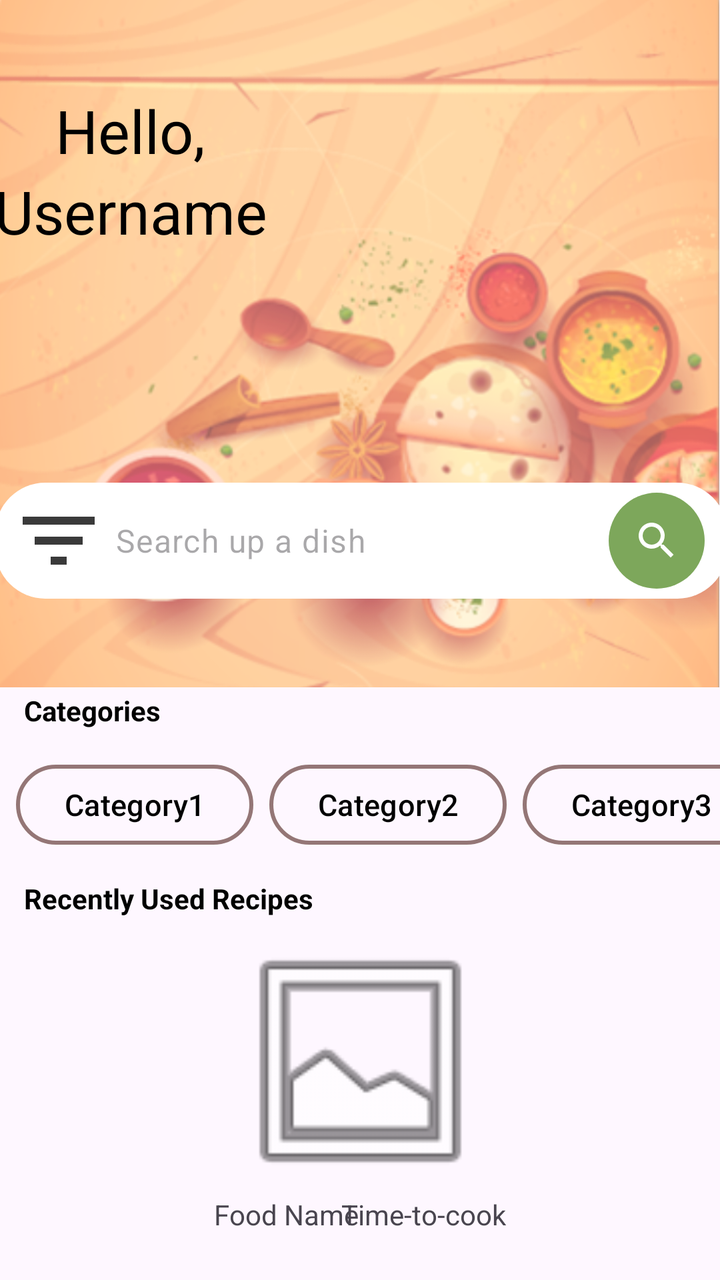
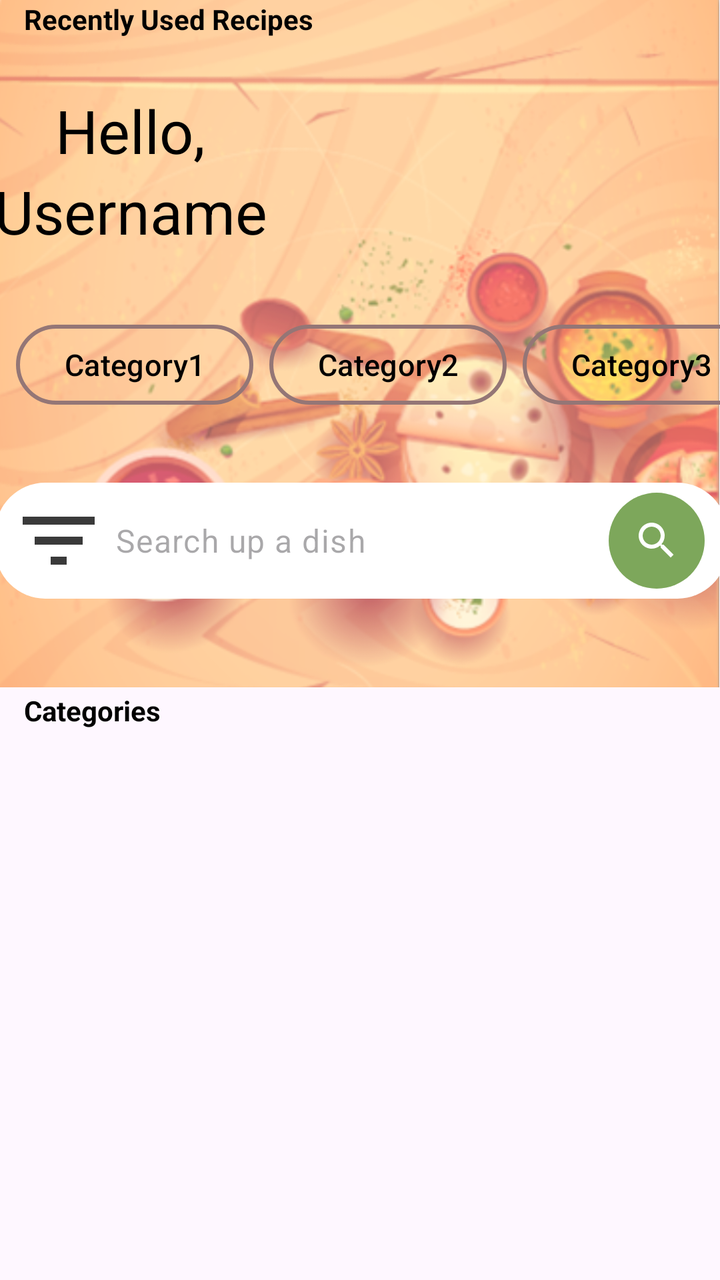

Screens rendered from an Android XML layout before and after an edit, with the pre-edit source and the edit as a unified diff.
<!-- AndroidManifest.xml: application theme Theme.MealPlannerApp -->
<!-- res/layout/fragment_home.xml -->
<?xml version="1.0" encoding="utf-8"?>
<androidx.constraintlayout.widget.ConstraintLayout xmlns:android="http://schemas.android.com/apk/res/android"
    xmlns:app="http://schemas.android.com/apk/res-auto"
    xmlns:tools="http://schemas.android.com/tools"
    android:layout_width="match_parent"
    android:layout_height="match_parent"
    tools:context=".HomeFragment">

    <ImageView
        android:id="@+id/imageView_bg_home"
        android:layout_width="match_parent"
        android:layout_height="wrap_content"
        android:adjustViewBounds="true"
        android:scaleType="fitStart"
        android:src="@drawable/bg_"
        app:layout_constraintEnd_toEndOf="parent"
        app:layout_constraintStart_toStartOf="parent"
        app:layout_constraintTop_toTopOf="parent" />

    <TextView
        android:id="@+id/textView_welcome"
        android:layout_width="wrap_content"
        android:layout_height="wrap_content"
        android:layout_marginTop="45dp"
        android:layout_marginEnd="250dp"
        android:paddingStart="20dp"
        android:text="Hello,"
        android:textAlignment="viewStart"
        android:textColor="#000000"
        android:textSize="30sp"
        app:layout_constraintEnd_toEndOf="parent"
        app:layout_constraintStart_toStartOf="parent"
        app:layout_constraintTop_toTopOf="@+id/imageView_bg_home" />

    <TextView
        android:id="@+id/textView_username"
        android:layout_width="wrap_content"
        android:layout_height="wrap_content"
        android:layout_marginEnd="250dp"
        android:paddingStart="20dp"
        android:text="Username"
        android:textAlignment="viewStart"
        android:textColor="#000000"
        android:textSize="30sp"
        app:layout_constraintEnd_toEndOf="parent"
        app:layout_constraintStart_toStartOf="parent"
        app:layout_constraintTop_toBottomOf="@+id/textView_welcome" />

    <EditText
        android:id="@+id/editText_search"
        style="@style/Widget.Material3.TextInputEditText.FilledBox"
        android:layout_width="366dp"
        android:layout_height="58dp"
        android:background="@drawable/rounded_edittext"
        android:ems="10"
        android:hint="Search up a dish"
        android:inputType="text"
        android:padding="48px"
        android:paddingStart="60dp"
        android:textColor="#000000"
        app:layout_constraintBottom_toBottomOf="@+id/imageView_bg_home"
        app:layout_constraintEnd_toEndOf="parent"
        app:layout_constraintHorizontal_bias="0.481"
        app:layout_constraintStart_toStartOf="parent"
        app:layout_constraintTop_toBottomOf="@+id/textView_username"
        app:layout_constraintVertical_bias="0.723" />

    <ImageButton
        android:id="@+id/imageButton_search"
        android:layout_width="48dp"
        android:layout_height="48dp"
        android:layout_marginStart="240dp"
        android:background="@drawable/green_circle"
        android:contentDescription="Search"
        android:scaleType="centerInside"
        android:src="@drawable/search"
        app:layout_constraintBottom_toBottomOf="@+id/editText_search"
        app:layout_constraintEnd_toEndOf="@+id/editText_search"
        app:layout_constraintStart_toEndOf="@+id/imageButton_filter"
        app:layout_constraintTop_toTopOf="@+id/editText_search" />

    <ImageButton
        android:id="@+id/imageButton_filter"
        android:layout_width="48dp"
        android:layout_height="48dp"
        android:layout_marginStart="8dp"
        android:background="@drawable/filter"
        android:backgroundTint="#3A3A3A"
        android:contentDescription="Filter"
        app:layout_constraintBottom_toBottomOf="@+id/editText_search"
        app:layout_constraintStart_toStartOf="@+id/editText_search"
        app:layout_constraintTop_toTopOf="@+id/editText_search" />


    <FrameLayout
        android:id="@+id/fragment_container"
        android:layout_width="match_parent"
        android:layout_height="match_parent"
        tools:layout_editor_absoluteX="0dp"
        tools:layout_editor_absoluteY="0dp" />

    <TextView
        android:id="@+id/textView_categories"
        android:layout_width="wrap_content"
        android:layout_height="wrap_content"
        android:layout_marginStart="12dp"
        android:layout_marginTop="2dp"
        android:text="Categories"
        android:textColor="#000000"
        android:textStyle="bold"
        app:layout_constraintStart_toStartOf="parent"
        app:layout_constraintTop_toBottomOf="@+id/imageView_bg_home" />

    <HorizontalScrollView
        android:id="@+id/horizontalScrollView_categories"
        android:layout_width="0dp"
        android:layout_height="wrap_content"
        android:layout_marginTop="16dp"
        android:layout_marginBottom="16dp"
        android:scrollbars="none"
        app:layout_constraintTop_toBottomOf="@+id/textView_categories"
        app:layout_constraintBottom_toTopOf="@+id/textView_recently_used"
        app:layout_constraintStart_toStartOf="parent"
        app:layout_constraintEnd_toEndOf="parent">

        <LinearLayout
            android:layout_width="wrap_content"
            android:layout_height="wrap_content"
            android:orientation="horizontal">

            <com.google.android.material.button.MaterialButton
                android:id="@+id/button_category1"
                android:layout_width="wrap_content"
                android:layout_height="wrap_content"
                android:layout_marginStart="8dp"
                android:text="Category1"
                android:textColor="@color/black"
                android:textSize="15sp"
                app:backgroundTint="@android:color/transparent"
                app:cornerRadius="30dp"
                app:rippleColor="#33AAAAAA"
                app:strokeColor="@color/dullRed"
                app:strokeWidth="2dp" />

            <com.google.android.material.button.MaterialButton
                android:id="@+id/button_category2"
                android:layout_width="wrap_content"
                android:layout_height="wrap_content"
                android:layout_marginStart="8dp"
                android:text="Category2"
                android:textColor="@color/black"
                android:textSize="15sp"
                app:backgroundTint="@android:color/transparent"
                app:cornerRadius="30dp"
                app:rippleColor="#33AAAAAA"
                app:strokeColor="@color/dullRed"
                app:strokeWidth="2dp" />

            <com.google.android.material.button.MaterialButton
                android:id="@+id/button_category3"
                android:layout_width="wrap_content"
                android:layout_height="wrap_content"
                android:layout_marginStart="8dp"
                android:text="Category3"
                android:textColor="@color/black"
                android:textSize="15sp"
                app:backgroundTint="@android:color/transparent"
                app:cornerRadius="30dp"
                app:rippleColor="#33AAAAAA"
                app:strokeColor="@color/dullRed"
                app:strokeWidth="2dp" />

            <com.google.android.material.button.MaterialButton
                android:id="@+id/button_category4"
                android:layout_width="wrap_content"
                android:layout_height="wrap_content"
                android:layout_marginStart="8dp"
                android:text="Category4"
                android:textColor="@color/black"
                android:textSize="15sp"
                app:backgroundTint="@android:color/transparent"
                app:cornerRadius="30dp"
                app:rippleColor="#33AAAAAA"
                app:strokeColor="@color/dullRed"
                app:strokeWidth="2dp" />
        </LinearLayout>
    </HorizontalScrollView>

    <TextView
        android:id="@+id/textView_recently_used"
        android:layout_width="wrap_content"
        android:layout_height="wrap_content"
        android:layout_marginStart="12dp"
        android:layout_marginBottom="5dp"
        android:text="Recently Used Recipes"
        android:textColor="#000000"
        android:textStyle="bold"
        app:layout_constraintBottom_toTopOf="@+id/imageView4"
        app:layout_constraintStart_toStartOf="parent" />

    <ImageView
        android:id="@+id/imageView4"
        android:layout_width="197dp"
        android:layout_height="134dp"
        android:layout_marginTop="120dp"
        android:src="@android:drawable/ic_menu_gallery"
        app:layout_constraintEnd_toEndOf="parent"
        app:layout_constraintStart_toStartOf="parent"
        app:layout_constraintTop_toBottomOf="@+id/imageView_bg_home" />

    <TextView
        android:id="@+id/textView_recipe_title"
        android:layout_width="wrap_content"
        android:layout_height="wrap_content"
        android:layout_marginStart="107dp"
        android:text="Food Name"
        app:layout_constraintBottom_toBottomOf="parent"
        app:layout_constraintStart_toStartOf="parent"
        app:layout_constraintTop_toBottomOf="@+id/imageView4"
        app:layout_constraintVertical_bias="0.0" />

    <TextView
        android:id="@+id/textView_time_to_cook"
        android:layout_width="wrap_content"
        android:layout_height="wrap_content"
        android:layout_marginEnd="107dp"
        android:text="Time-to-cook"
        app:layout_constraintBottom_toBottomOf="parent"
        app:layout_constraintEnd_toEndOf="parent"
        app:layout_constraintTop_toBottomOf="@+id/imageView4"
        app:layout_constraintVertical_bias="0.0" />

</androidx.constraintlayout.widget.ConstraintLayout>
<!-- resources referenced by this layout -->
<resources>
  <color name="black">#FF000000</color>
  <color name="dullRed">#947676</color>
  <!-- drawable bg_: png bitmap (drawable, 492366 bytes) -->
  <!-- drawable filter (drawable) -->
  <vector android:height="24dp" android:tint="#000000"
      android:viewportHeight="24" android:viewportWidth="24"
      android:width="24dp" xmlns:android="http://schemas.android.com/apk/res/android">
      <path android:fillColor="@android:color/white" android:pathData="M10,18h4v-2h-4v2zM3,6v2h18L21,6L3,6zM6,13h12v-2L6,11v2z"/>
  </vector>
  <!-- drawable green_circle (drawable) -->
  <?xml version="1.0" encoding="utf-8"?>
  <shape xmlns:android="http://schemas.android.com/apk/res/android" android:shape="oval">
      <solid android:color="@color/green"/>
      <size android:width="56dp" android:height="56dp"/>
  </shape>
  <!-- drawable rounded_edittext (drawable) -->
  <?xml version="1.0" encoding="utf-8"?>
  <shape xmlns:android="http://schemas.android.com/apk/res/android"
      android:shape="rectangle"
      android:padding="10dp">
  
      <solid android:color="#FFFFFF" />
      <corners
          android:bottomRightRadius="25dp"
          android:bottomLeftRadius="25dp"
          android:topLeftRadius="25dp"
          android:topRightRadius="25dp" />
  </shape>
  <!-- drawable search (drawable) -->
  <vector android:height="24dp" android:tint="#FFFFFF"
      android:viewportHeight="24" android:viewportWidth="24"
      android:width="24dp" xmlns:android="http://schemas.android.com/apk/res/android">
      <path android:fillColor="@android:color/white" android:pathData="M15.5,14h-0.79l-0.28,-0.27C15.41,12.59 16,11.11 16,9.5 16,5.91 13.09,3 9.5,3S3,5.91 3,9.5 5.91,16 9.5,16c1.61,0 3.09,-0.59 4.23,-1.57l0.27,0.28v0.79l5,4.99L20.49,19l-4.99,-5zM9.5,14C7.01,14 5,11.99 5,9.5S7.01,5 9.5,5 14,7.01 14,9.5 11.99,14 9.5,14z"/>
  </vector>
  <style name="Theme.MealPlannerApp" parent="Base.Theme.MealPlannerApp" />
  <color name="green">#7da75b</color>
  <style name="Base.Theme.MealPlannerApp" parent="Theme.Material3.DayNight.NoActionBar">
          
          <item name="colorPrimary">@color/orange</item>
          <item name="colorPrimaryVariant">@color/darkRed</item>
          <item name="colorAccent">@color/reddishOrange</item>
          <item name="android:statusBarColor">@color/reddishOrange</item>
          <item name="android:navigationBarColor">@color/orange</item>
      </style>
  <color name="orange">#feaf66</color>
  <color name="darkRed">#622f34</color>
  <color name="reddishOrange">#e06456</color>
</resources>

<!-- the commit's change to res/layout/fragment_home.xml (unified diff, before → after) -->
@@ -92,12 +92,23 @@
         app:layout_constraintTop_toTopOf="@+id/editText_search" />
 
 
-    <FrameLayout
+    <androidx.constraintlayout.widget.ConstraintLayout
         android:id="@+id/fragment_container"
         android:layout_width="match_parent"
         android:layout_height="match_parent"
         tools:layout_editor_absoluteX="0dp"
-        tools:layout_editor_absoluteY="0dp" />
+        tools:layout_editor_absoluteY="0dp">
+
+        <androidx.recyclerview.widget.RecyclerView
+            android:id="@+id/recyclerView"
+            android:layout_width="408dp"
+            android:layout_height="219dp"
+            app:layout_constraintBottom_toBottomOf="parent"
+            app:layout_constraintEnd_toEndOf="parent"
+            app:layout_constraintStart_toStartOf="parent"
+            app:layout_constraintTop_toTopOf="parent"
+            app:layout_constraintVertical_bias="1.0" />
+    </androidx.constraintlayout.widget.ConstraintLayout>
 
     <TextView
         android:id="@+id/textView_categories"
@@ -191,43 +202,10 @@
         android:layout_width="wrap_content"
         android:layout_height="wrap_content"
         android:layout_marginStart="12dp"
-        android:layout_marginBottom="5dp"
         android:text="Recently Used Recipes"
         android:textColor="#000000"
         android:textStyle="bold"
-        app:layout_constraintBottom_toTopOf="@+id/imageView4"
-        app:layout_constraintStart_toStartOf="parent" />
-
-    <ImageView
-        android:id="@+id/imageView4"
-        android:layout_width="197dp"
-        android:layout_height="134dp"
-        android:layout_marginTop="120dp"
-        android:src="@android:drawable/ic_menu_gallery"
-        app:layout_constraintEnd_toEndOf="parent"
-        app:layout_constraintStart_toStartOf="parent"
-        app:layout_constraintTop_toBottomOf="@+id/imageView_bg_home" />
-
-    <TextView
-        android:id="@+id/textView_recipe_title"
-        android:layout_width="wrap_content"
-        android:layout_height="wrap_content"
-        android:layout_marginStart="107dp"
-        android:text="Food Name"
-        app:layout_constraintBottom_toBottomOf="parent"
-        app:layout_constraintStart_toStartOf="parent"
-        app:layout_constraintTop_toBottomOf="@+id/imageView4"
-        app:layout_constraintVertical_bias="0.0" />
-
-    <TextView
-        android:id="@+id/textView_time_to_cook"
-        android:layout_width="wrap_content"
-        android:layout_height="wrap_content"
-        android:layout_marginEnd="107dp"
-        android:text="Time-to-cook"
-        app:layout_constraintBottom_toBottomOf="parent"
-        app:layout_constraintEnd_toEndOf="parent"
-        app:layout_constraintTop_toBottomOf="@+id/imageView4"
-        app:layout_constraintVertical_bias="0.0" />
+        app:layout_constraintStart_toStartOf="parent"
+        tools:layout_editor_absoluteY="488dp" />
 
 </androidx.constraintlayout.widget.ConstraintLayout>
